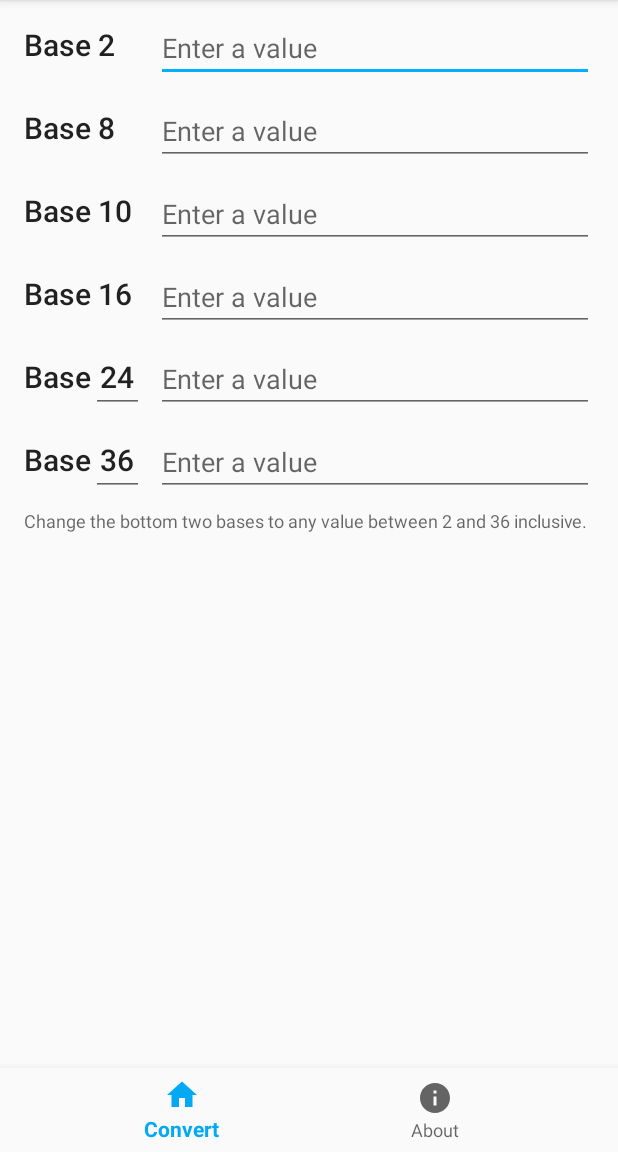
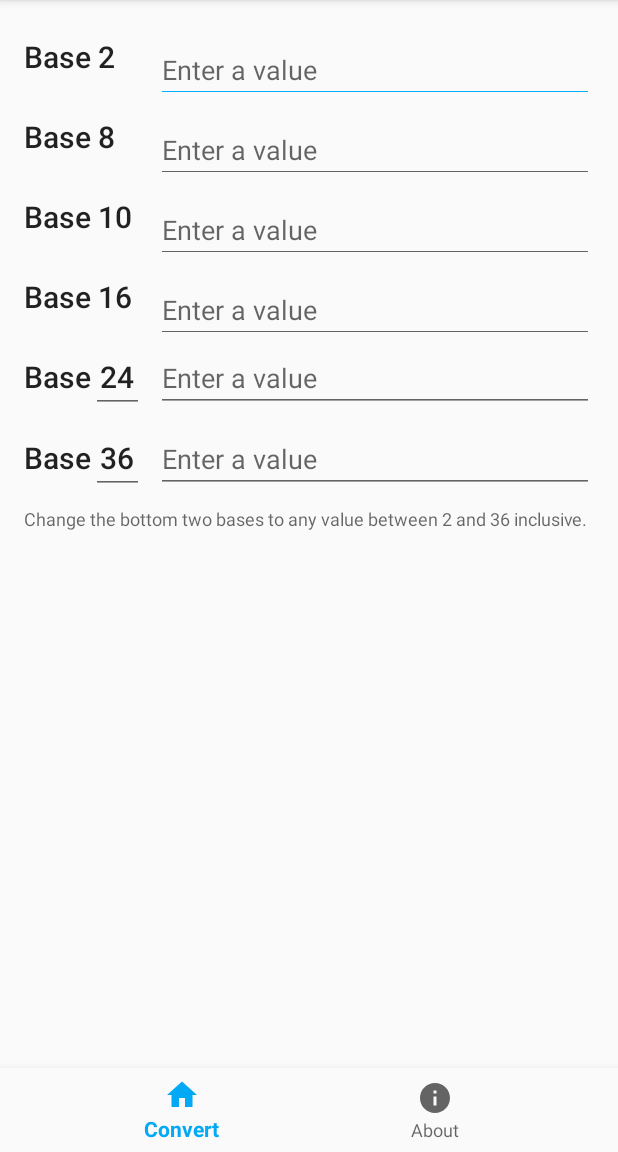
Before and after one commit to daniel-stoneuk/BinaryTools, an Android app: the screen it shows after launch (MainActivity), on a phone screen of 412 x 824 dp, the part 84-1236 px from its top. Run offline under Robolectric (Android 15) with nearby library versions, the phone set to English and light mode, and no system bars; our stand-ins replace ButterKnife, Timber.

Commit message:
Updated layout to use LinearLayout

```diff
--- a/app/src/main/java/com/danielstone/binarytools/HomeFragment.java
+++ b/app/src/main/java/com/danielstone/binarytools/HomeFragment.java
@@ -14,7 +14,6 @@
 import android.view.View;
 import android.view.ViewGroup;
 import android.widget.EditText;
-import android.widget.Toast;
 
 import com.danielstone.binarytools.viewmodel.HomeViewModel;
 
--- a/app/src/main/res/layout/fragment_home.xml
+++ b/app/src/main/res/layout/fragment_home.xml
@@ -1,271 +1,269 @@
-<ScrollView xmlns:android="http://schemas.android.com/apk/res/android"
+<?xml version="1.0" encoding="utf-8"?>
+<LinearLayout xmlns:android="http://schemas.android.com/apk/res/android"
     xmlns:app="http://schemas.android.com/apk/res-auto"
-    xmlns:tools="http://schemas.android.com/tools"
     android:layout_width="match_parent"
-    android:layout_height="match_parent"
-    tools:context="com.danielstone.binarytools.HomeFragment">
+    android:layout_height="wrap_content"
+    android:orientation="vertical">
 
-    <android.support.constraint.ConstraintLayout
+    <LinearLayout
         android:layout_width="match_parent"
-        android:layout_height="match_parent">
+        android:layout_height="wrap_content"
+        android:layout_marginTop="8dp"
+        android:orientation="horizontal">
 
         <TextView
-            android:id="@+id/textView"
-            android:layout_width="wrap_content"
-            android:layout_height="23dp"
+            android:layout_width="88dp"
+            android:layout_height="wrap_content"
+            android:layout_gravity="top"
             android:layout_marginStart="16dp"
-            android:layout_marginTop="16dp"
+            android:gravity="center_vertical"
+            android:paddingTop="16dp"
             android:text="Base 2"
-            android:textAppearance="@style/TextAppearance.AppCompat.Title"
-            app:layout_constraintStart_toStartOf="parent"
-            app:layout_constraintTop_toTopOf="parent" />
+            android:textAppearance="@style/TextAppearance.AppCompat.Title" />
 
         <android.support.design.widget.TextInputLayout
             android:id="@+id/input_base_two"
-            android:layout_width="0dp"
+            android:layout_width="match_parent"
             android:layout_height="wrap_content"
             android:layout_marginEnd="16dp"
-            android:layout_marginStart="8dp"
             android:layout_marginTop="8dp"
-            app:hintEnabled="false"
-            app:layout_constraintBottom_toBottomOf="@+id/textView"
-            app:layout_constraintEnd_toEndOf="parent"
-            app:layout_constraintStart_toStartOf="@+id/guideline"
-            app:layout_constraintTop_toTopOf="@+id/textView">
+            app:hintEnabled="false">
 
             <android.support.design.widget.TextInputEditText
-                android:imeOptions="flagNoExtractUi"
                 android:layout_width="match_parent"
                 android:layout_height="wrap_content"
                 android:hint="@string/fragment_home_hint"
+                android:imeOptions="flagNoExtractUi"
                 android:inputType="numberDecimal"
                 android:selectAllOnFocus="true"
                 android:singleLine="true" />
         </android.support.design.widget.TextInputLayout>
 
+    </LinearLayout>
+
+    <LinearLayout
+        android:layout_width="match_parent"
+        android:layout_height="wrap_content"
+        android:orientation="horizontal">
+
         <TextView
-            android:id="@+id/textView2"
-            android:layout_width="wrap_content"
-            android:layout_height="23dp"
+            android:layout_width="88dp"
+            android:layout_height="wrap_content"
+            android:layout_gravity="top"
             android:layout_marginStart="16dp"
-            android:layout_marginTop="32dp"
+            android:gravity="center_vertical"
+            android:paddingTop="16dp"
             android:text="Base 8"
-            android:textAppearance="@style/TextAppearance.AppCompat.Title"
-            app:layout_constraintStart_toStartOf="parent"
-            app:layout_constraintTop_toBottomOf="@+id/textView" />
+            android:textAppearance="@style/TextAppearance.AppCompat.Title" />
 
         <android.support.design.widget.TextInputLayout
             android:id="@+id/input_base_eight"
-            android:layout_width="0dp"
+            android:layout_width="match_parent"
             android:layout_height="wrap_content"
             android:layout_marginEnd="16dp"
-            android:layout_marginStart="8dp"
             android:layout_marginTop="8dp"
-            app:hintEnabled="false"
-            app:layout_constraintBottom_toBottomOf="@+id/textView2"
-            app:layout_constraintEnd_toEndOf="parent"
-            app:layout_constraintStart_toStartOf="@+id/guideline"
-            app:layout_constraintTop_toTopOf="@+id/textView2">
+            app:hintEnabled="false">
 
             <android.support.design.widget.TextInputEditText
-                android:imeOptions="flagNoExtractUi"
                 android:layout_width="match_parent"
                 android:layout_height="wrap_content"
                 android:hint="@string/fragment_home_hint"
+                android:imeOptions="flagNoExtractUi"
                 android:inputType="numberDecimal"
                 android:selectAllOnFocus="true"
                 android:singleLine="true" />
         </android.support.design.widget.TextInputLayout>
 
+    </LinearLayout>
+
+    <LinearLayout
+        android:layout_width="match_parent"
+        android:layout_height="wrap_content"
+        android:orientation="horizontal">
+
         <TextView
-            android:id="@+id/textView4"
-            android:layout_width="wrap_content"
-            android:layout_height="23dp"
+            android:layout_width="88dp"
+            android:layout_height="wrap_content"
+            android:layout_gravity="top"
             android:layout_marginStart="16dp"
-            android:layout_marginTop="32dp"
+            android:gravity="center_vertical"
+            android:paddingTop="16dp"
             android:text="Base 10"
-            android:textAppearance="@style/TextAppearance.AppCompat.Title"
-            app:layout_constraintStart_toStartOf="parent"
-            app:layout_constraintTop_toBottomOf="@+id/textView2" />
+            android:textAppearance="@style/TextAppearance.AppCompat.Title" />
 
         <android.support.design.widget.TextInputLayout
             android:id="@+id/input_base_ten"
-            android:layout_width="0dp"
+            android:layout_width="match_parent"
             android:layout_height="wrap_content"
             android:layout_marginEnd="16dp"
-            android:layout_marginStart="8dp"
             android:layout_marginTop="8dp"
-            app:hintEnabled="false"
-            app:layout_constraintBottom_toBottomOf="@+id/textView4"
-            app:layout_constraintEnd_toEndOf="parent"
-            app:layout_constraintStart_toStartOf="@+id/guideline"
-            app:layout_constraintTop_toTopOf="@+id/textView4">
+            app:hintEnabled="false">
 
             <android.support.design.widget.TextInputEditText
-                android:imeOptions="flagNoExtractUi"
                 android:layout_width="match_parent"
                 android:layout_height="wrap_content"
                 android:hint="@string/fragment_home_hint"
+                android:imeOptions="flagNoExtractUi"
                 android:inputType="numberDecimal"
                 android:selectAllOnFocus="true"
                 android:singleLine="true" />
         </android.support.design.widget.TextInputLayout>
 
+    </LinearLayout>
+
+    <LinearLayout
+        android:layout_width="match_parent"
+        android:layout_height="wrap_content"
+        android:orientation="horizontal">
+
         <TextView
-            android:id="@+id/textView5"
-            android:layout_width="wrap_content"
-            android:layout_height="23dp"
+            android:layout_width="88dp"
+            android:layout_height="wrap_content"
+            android:layout_gravity="top"
             android:layout_marginStart="16dp"
-            android:layout_marginTop="32dp"
+            android:gravity="center_vertical"
+            android:paddingTop="16dp"
             android:text="Base 16"
-            android:textAppearance="@style/TextAppearance.AppCompat.Title"
-            app:layout_constraintStart_toStartOf="parent"
-            app:layout_constraintTop_toBottomOf="@+id/textView4" />
+            android:textAppearance="@style/TextAppearance.AppCompat.Title" />
 
         <android.support.design.widget.TextInputLayout
             android:id="@+id/input_base_sixteen"
-            android:layout_width="0dp"
+            android:layout_width="match_parent"
             android:layout_height="wrap_content"
             android:layout_marginEnd="16dp"
-            android:layout_marginStart="8dp"
             android:layout_marginTop="8dp"
-            app:hintEnabled="false"
-            app:layout_constraintBottom_toBottomOf="@+id/textView5"
-            app:layout_constraintEnd_toEndOf="parent"
-            app:layout_constraintStart_toStartOf="@+id/guideline"
-            app:layout_constraintTop_toTopOf="@+id/textView5">
+            app:hintEnabled="false">
 
             <android.support.design.widget.TextInputEditText
-                android:imeOptions="flagNoExtractUi"
                 android:layout_width="match_parent"
                 android:layout_height="wrap_content"
                 android:hint="@string/fragment_home_hint"
+                android:imeOptions="flagNoExtractUi"
                 android:inputType="text|textCapCharacters"
                 android:selectAllOnFocus="true"
                 android:singleLine="true" />
         </android.support.design.widget.TextInputLayout>
 
+    </LinearLayout>
+
+    <LinearLayout
+        android:layout_width="match_parent"
+        android:layout_height="wrap_content"
+        android:orientation="horizontal">
+
+        <LinearLayout
+            android:layout_width="104dp"
+            android:layout_height="wrap_content"
+            android:layout_gravity="top"
+            android:gravity="center_vertical"
+            android:paddingTop="6dp">
+
             <TextView
-            android:id="@+id/textView6"
                 android:layout_width="wrap_content"
-            android:layout_height="23dp"
+                android:layout_height="wrap_content"
+                android:layout_gravity="center_vertical"
                 android:layout_marginStart="16dp"
-            android:layout_marginTop="32dp"
                 android:text="Base"
-            android:textAppearance="@style/TextAppearance.AppCompat.Title"
-            app:layout_constraintStart_toStartOf="parent"
-            app:layout_constraintTop_toBottomOf="@+id/textView5" />
+                android:textAppearance="@style/TextAppearance.AppCompat.Title" />
 
             <EditText
-            android:imeOptions="flagNoExtractUi"
                 android:id="@+id/input_n1"
                 android:layout_width="35dp"
                 android:layout_height="wrap_content"
                 android:ems="10"
                 android:gravity="center"
-            android:inputType="textPersonName|textPostalAddress|number"
+                android:imeOptions="flagNoExtractUi"
+                android:inputType="number"
                 android:selectAllOnFocus="true"
                 android:singleLine="true"
                 android:text="24"
-            android:textAppearance="@style/TextAppearance.AppCompat.Title"
-            app:layout_constraintBaseline_toBaselineOf="@+id/textView6"
-            app:layout_constraintStart_toEndOf="@+id/textView6" />
+                android:textAppearance="@style/TextAppearance.AppCompat.Title" />
+        </LinearLayout>
+
 
         <android.support.design.widget.TextInputLayout
             android:id="@+id/input_base_n1"
-            android:layout_width="0dp"
+            android:layout_width="match_parent"
             android:layout_height="wrap_content"
             android:layout_marginEnd="16dp"
-            android:layout_marginStart="8dp"
             android:layout_marginTop="8dp"
-            app:hintEnabled="false"
-            app:layout_constraintBottom_toBottomOf="@+id/input_n1"
-            app:layout_constraintEnd_toEndOf="parent"
-            app:layout_constraintStart_toStartOf="@+id/guideline"
-            app:layout_constraintTop_toTopOf="@+id/input_n1"
-            app:layout_constraintVertical_bias="1.0">
+            app:hintEnabled="false">
 
             <android.support.design.widget.TextInputEditText
-                android:imeOptions="flagNoExtractUi"
                 android:layout_width="match_parent"
                 android:layout_height="wrap_content"
                 android:hint="@string/fragment_home_hint"
+                android:imeOptions="flagNoExtractUi"
                 android:inputType="text|textCapCharacters"
                 android:selectAllOnFocus="true"
                 android:singleLine="true" />
         </android.support.design.widget.TextInputLayout>
 
+    </LinearLayout>
+
+    <LinearLayout
+        android:layout_width="match_parent"
+        android:layout_height="wrap_content"
+        android:orientation="horizontal">
+
+        <LinearLayout
+            android:layout_width="104dp"
+            android:layout_height="wrap_content"
+            android:layout_gravity="top"
+            android:gravity="center_vertical"
+            android:paddingTop="6dp">
+
             <TextView
-            android:id="@+id/textView8"
                 android:layout_width="wrap_content"
-            android:layout_height="23dp"
+                android:layout_height="wrap_content"
+                android:layout_gravity="center_vertical"
                 android:layout_marginStart="16dp"
-            android:layout_marginTop="32dp"
                 android:text="Base"
-            android:textAppearance="@style/TextAppearance.AppCompat.Title"
-            app:layout_constraintStart_toStartOf="parent"
-            app:layout_constraintTop_toBottomOf="@+id/textView6" />
+                android:textAppearance="@style/TextAppearance.AppCompat.Title" />
 
             <EditText
-            android:imeOptions="flagNoExtractUi"
                 android:id="@+id/input_n2"
                 android:layout_width="35dp"
                 android:layout_height="wrap_content"
                 android:ems="10"
                 android:gravity="center"
+                android:imeOptions="flagNoExtractUi"
                 android:inputType="number"
                 android:selectAllOnFocus="true"
                 android:singleLine="true"
                 android:text="36"
-            android:textAppearance="@style/TextAppearance.AppCompat.Title"
-            app:layout_constraintBaseline_toBaselineOf="@+id/textView8"
-            app:layout_constraintStart_toEndOf="@+id/textView8" />
+                android:textAppearance="@style/TextAppearance.AppCompat.Title" />
+        </LinearLayout>
+
 
         <android.support.design.widget.TextInputLayout
             android:id="@+id/input_base_n2"
-            android:layout_width="0dp"
+            android:layout_width="match_parent"
             android:layout_height="wrap_content"
             android:layout_marginEnd="16dp"
-            android:layout_marginStart="8dp"
             android:layout_marginTop="8dp"
-            app:hintEnabled="false"
-            app:layout_constraintBottom_toBottomOf="@+id/input_n2"
-            app:layout_constraintEnd_toEndOf="parent"
-            app:layout_constraintStart_toStartOf="@+id/guideline"
-            app:layout_constraintTop_toTopOf="@+id/input_n2"
-            app:layout_constraintVertical_bias="1.0">
+            app:hintEnabled="false">
 
             <android.support.design.widget.TextInputEditText
-                android:imeOptions="flagNoExtractUi"
                 android:layout_width="match_parent"
                 android:layout_height="wrap_content"
                 android:hint="@string/fragment_home_hint"
+                android:imeOptions="flagNoExtractUi"
                 android:inputType="text|textCapCharacters"
                 android:selectAllOnFocus="true"
                 android:singleLine="true" />
         </android.support.design.widget.TextInputLayout>
 
-        <android.support.constraint.Guideline
-            android:id="@+id/guideline"
-            android:layout_width="wrap_content"
-            android:layout_height="wrap_content"
-            android:orientation="vertical"
-            app:layout_constraintGuide_begin="96dp" />
+    </LinearLayout>
 
     <TextView
-            android:id="@+id/textView3"
-            android:layout_width="0dp"
+        android:layout_width="match_parent"
         android:layout_height="wrap_content"
         android:layout_marginBottom="8dp"
         android:layout_marginEnd="16dp"
         android:layout_marginStart="16dp"
         android:layout_marginTop="8dp"
         android:text="Change the bottom two bases to any value between 2 and 36 inclusive. "
-            android:textAppearance="@style/TextAppearance.AppCompat.Caption"
-            app:layout_constraintBottom_toBottomOf="parent"
-            app:layout_constraintEnd_toEndOf="parent"
-            app:layout_constraintStart_toStartOf="parent"
-            app:layout_constraintTop_toBottomOf="@+id/input_n2" />
+        android:textAppearance="@style/TextAppearance.AppCompat.Caption" />
 
-    </android.support.constraint.ConstraintLayout>
-</ScrollView>
+</LinearLayout>
```
Lines whose indentation alone changed are shown as unchanged.
